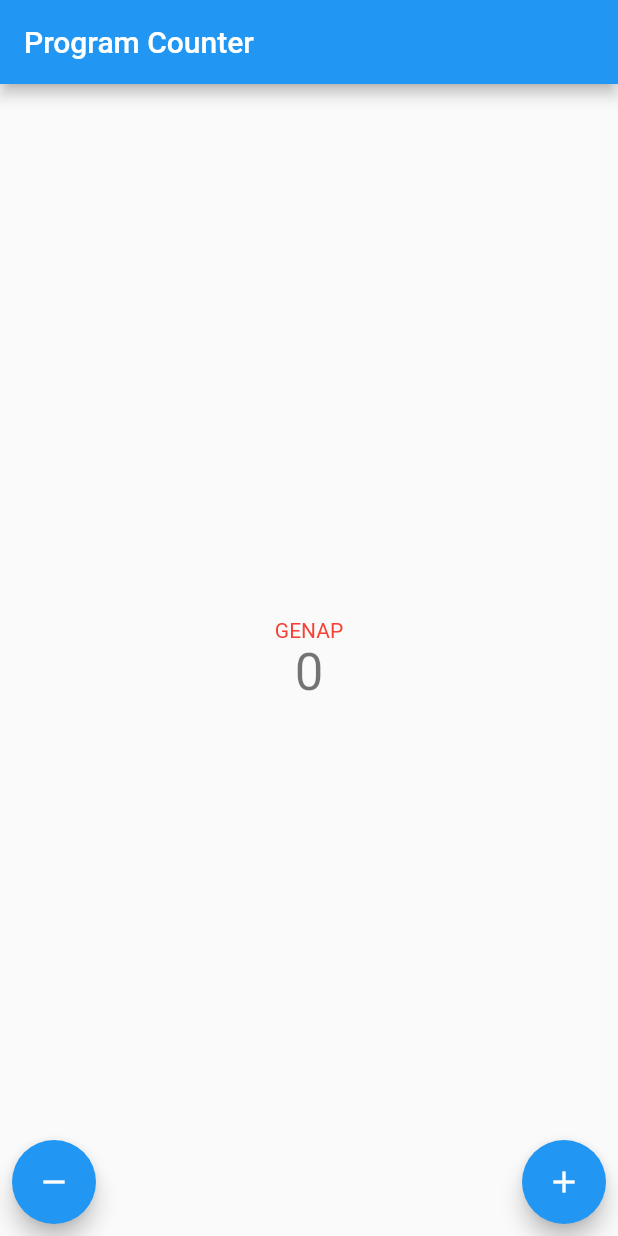
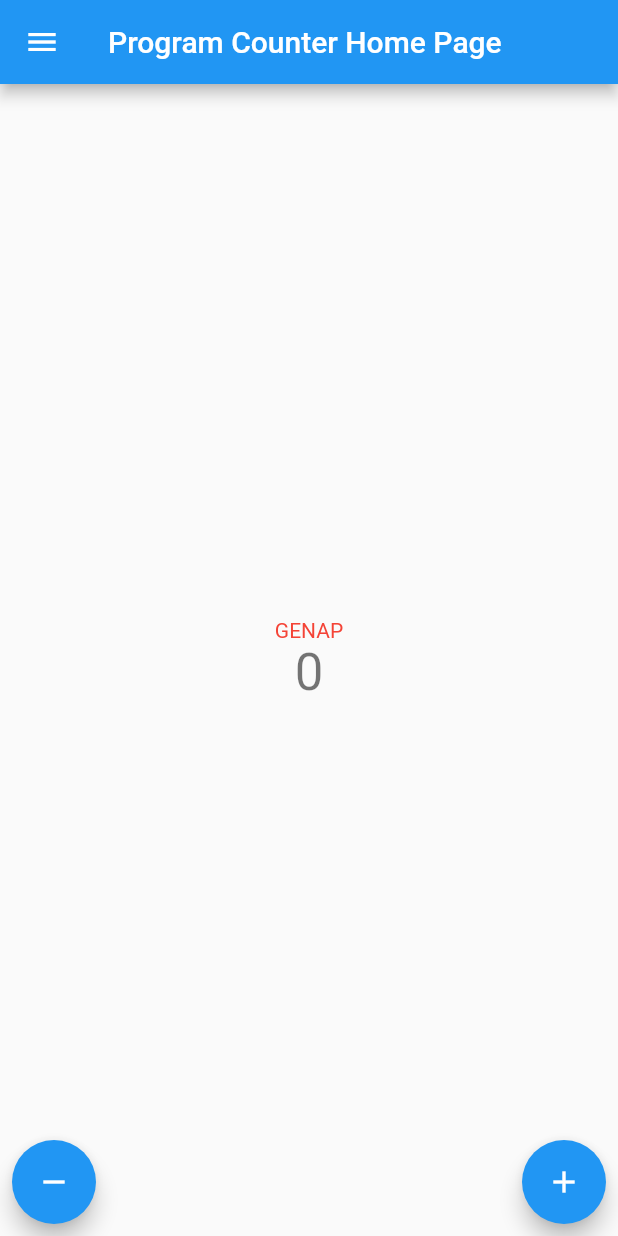
Before and after one commit to daffafaizan/pbp-flutter-lab, a Flutter app: the screen it shows after launch, on a phone screen of 412 x 824 dp. Run offline on Flutter 3.47's test engine with Material 2 defaults, Android fonts, the phone set to English and light mode, and no system bars.

Commit message:
Kerangka Tugas 8 (Masih muncul exception berjudul There are multiple heroes that share the same tag within a subtree)

```diff
--- a/lib/main.dart
+++ b/lib/main.dart
@@ -1,3 +1,5 @@
+import 'package:counter_7/form_tambah.dart';
+import 'package:counter_7/form_data.dart';
 import 'package:flutter/material.dart';
 
 void main() {
@@ -24,13 +26,13 @@ class MyApp extends StatelessWidget {
         // is not restarted.
         primarySwatch: Colors.blue,
       ),
-      home: const MyHomePage(title: 'Program Counter'),
+      home: const MyHomePage(),
     );
   }
 }
 
 class MyHomePage extends StatefulWidget {
-  const MyHomePage({super.key, required this.title});
+  const MyHomePage({super.key});
 
   // This widget is the home page of your application. It is stateful, meaning
   // that it has a State object (defined below) that contains fields that affect
@@ -41,7 +43,7 @@ class MyHomePage extends StatefulWidget {
   // used by the build method of the State. Fields in a Widget subclass are
   // always marked "final".
 
-  final String title;
+  final String title = 'Program Counter Home Page';
 
   @override
   State<MyHomePage> createState() => _MyHomePageState();
@@ -88,6 +90,43 @@ class _MyHomePageState extends State<MyHomePage> {
         // Here we take the value from the MyHomePage object that was created by
         // the App.build method, and use it to set our appbar title.
         title: Text(widget.title),
+      ),
+      drawer: Drawer(
+        child: Column(
+          children: [
+            // Menambahkan clickable menu
+            ListTile(
+              title: const Text('Counter'),
+              onTap: () {
+                // Route menu ke halaman utama
+                Navigator.pushReplacement(
+                  context,
+                  MaterialPageRoute(builder: (context) => const MyHomePage()),
+                );
+              },
+            ),
+            ListTile(
+              title: const Text('Tambah Budget'),
+              onTap: () {
+                // Route menu ke halaman form_tambah
+                Navigator.pushReplacement(
+                  context,
+                  MaterialPageRoute(builder: (context) => const MyTambahPage()),
+                );
+              },
+            ),
+            ListTile(
+              title: const Text('Data Budget'),
+              onTap: () {
+                // Route menu ke halaman form_data
+                Navigator.pushReplacement(
+                  context,
+                  MaterialPageRoute(builder: (context) => const MyDataPage()),
+                );
+              },
+            ),
+          ],
+        ),
       ),
       body: Center(
         // Center is a layout widget. It takes a single child and positions it
```
Also changed, not shown: lib/form_data.dart (added, +66 -0 lines), lib/form_tambah.dart (added, +66 -0 lines).
